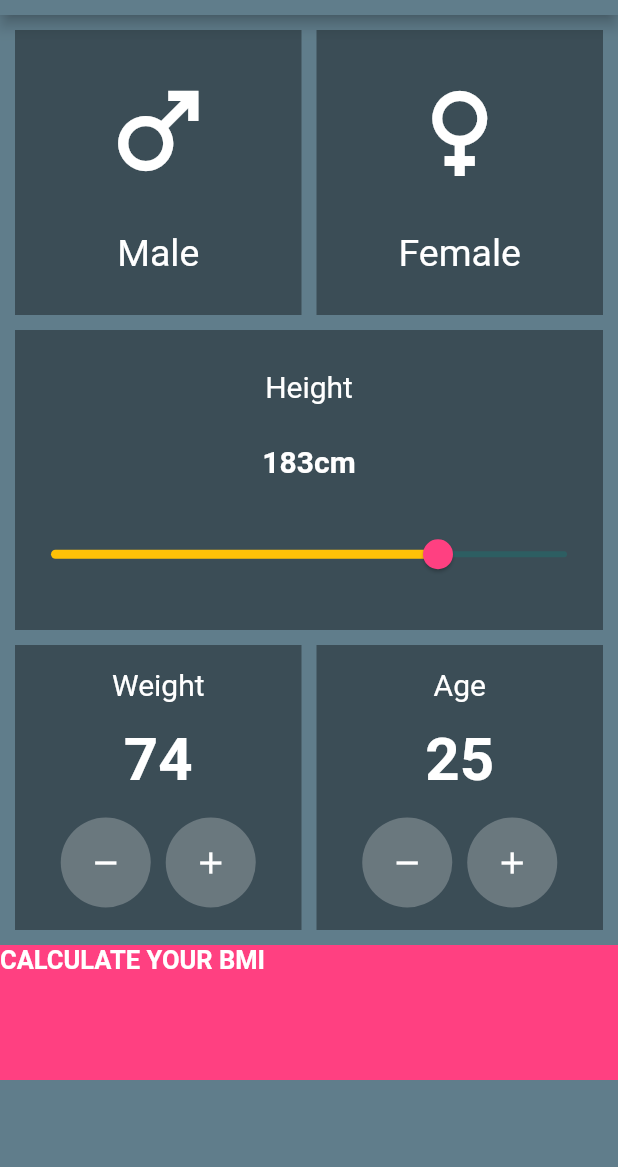
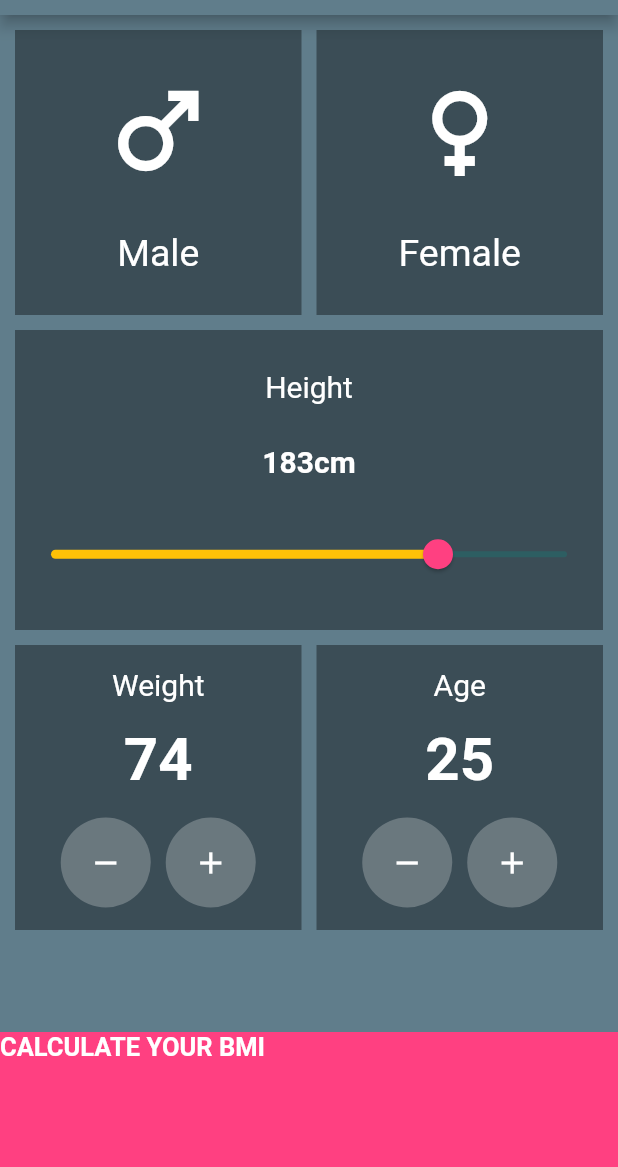
Before and after one commit to UdeepaSandakal/bmi, a Flutter app: the screen it shows after launch, on a phone screen of 412 x 824 dp, the part 69-1236 px from its top. Run offline on Flutter 3.47's test engine with Material 2 defaults, Android fonts, the phone set to English and light mode, and no system bars.

Commit message:
Creating some space and button move into bottom

```diff
--- a/lib/bmi_veiw.dart
+++ b/lib/bmi_veiw.dart
@@ -216,6 +216,7 @@ class _BMIViewState extends State<BMIView> {
               ],
             ),
           ),
+          Spacer(), // to make the button go to the bottom and make some space
           Container(
             color: Colors.pinkAccent,
             width: double.infinity,
```
